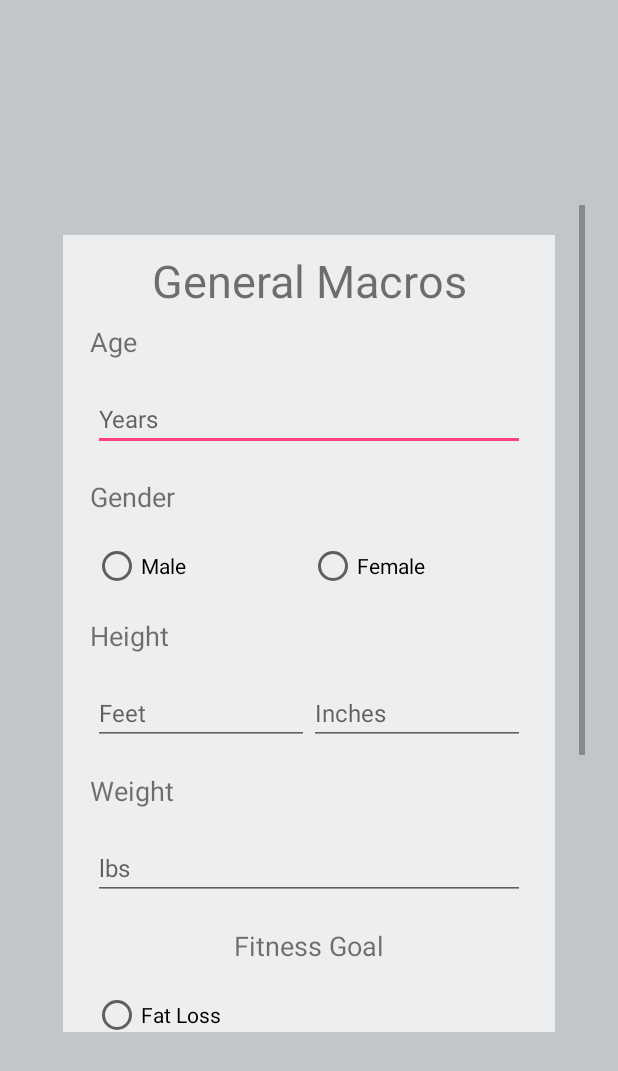
After one commit to thejosecolmenero/SimpleMacros, an Android app: the Macros screen opened directly, with no data from a screen before it, on a phone screen of 412 x 824 dp. The commit adds this screen. Shown: the top 1071 px of the screen. Run offline under Robolectric (Android 15) with nearby library versions, the phone set to English and light mode, and no system bars.

Commit message:
initial GUI for Macro & BMR page completed

```diff
--- a/app/src/main/AndroidManifest.xml
+++ b/app/src/main/AndroidManifest.xml
@@ -16,6 +16,9 @@
                 <category android:name="android.intent.category.LAUNCHER" />
             </intent-filter>
         </activity>
+        <activity android:name=".BMR" />
+        <activity android:name=".Keto" />
+        <activity android:name=".Macros"></activity>
     </application>
 
 </manifest>
--- a/app/src/main/java/com/jose/simplemacros/DetailsFragment.java
+++ /dev/null
@@ -1,29 +0,0 @@
-package com.jose.simplemacros;
-
-
-import android.os.Bundle;
-import android.app.Fragment;
-import android.view.LayoutInflater;
-import android.view.View;
-import android.view.ViewGroup;
-
-
-/**
- * A simple {@link Fragment} subclass.
- */
-public class DetailsFragment extends Fragment {
-
-
-    public DetailsFragment() {
-        // Required empty public constructor
-    }
-
-
-    @Override
-    public View onCreateView(LayoutInflater inflater, ViewGroup container,
-                             Bundle savedInstanceState) {
-        // Inflate the layout for this fragment
-        return inflater.inflate(R.layout.fragment_details, container, false);
-    }
-
-}
--- /dev/null
+++ b/app/src/main/java/com/jose/simplemacros/Keto.java
@@ -0,0 +1,13 @@
+package com.jose.simplemacros;
+
+import android.support.v7.app.AppCompatActivity;
+import android.os.Bundle;
+
+public class Keto extends AppCompatActivity {
+
+    @Override
+    protected void onCreate(Bundle savedInstanceState) {
+        super.onCreate(savedInstanceState);
+        setContentView(R.layout.activity_keto);
+    }
+}
--- /dev/null
+++ b/app/src/main/java/com/jose/simplemacros/Macros.java
@@ -0,0 +1,13 @@
+package com.jose.simplemacros;
+
+import android.support.v7.app.AppCompatActivity;
+import android.os.Bundle;
+
+public class Macros extends AppCompatActivity {
+
+    @Override
+    protected void onCreate(Bundle savedInstanceState) {
+        super.onCreate(savedInstanceState);
+        setContentView(R.layout.activity_macros);
+    }
+}
--- a/app/src/main/java/com/jose/simplemacros/MainActivity.java
+++ b/app/src/main/java/com/jose/simplemacros/MainActivity.java
@@ -1,7 +1,9 @@
 package com.jose.simplemacros;
 
+import android.content.Intent;
 import android.support.v7.app.AppCompatActivity;
 import android.os.Bundle;
+import android.view.View;
 
 public class MainActivity extends AppCompatActivity {
 
@@ -10,4 +12,23 @@ public class MainActivity extends AppCompatActivity {
         super.onCreate(savedInstanceState);
         setContentView(R.layout.activity_main);
     }
+
+    public void calc_bmr(View view){
+        Intent intent = new Intent(MainActivity.this, BMR.class);
+        startActivity(intent);
+    }
+
+
+    public void calc_macros(View view){
+        Intent intent = new Intent(MainActivity.this, Macros.class);
+        startActivity(intent);
+    }
+/*
+    public void calc_keto(View view){
+        Intent intent = new Intent(FromActivity.this, ToActivity.class);
+        startActivity(intent);
+    }
+    */
+
+
 }
--- /dev/null
+++ b/app/src/main/res/layout/activity_keto.xml
@@ -0,0 +1,9 @@
+<?xml version="1.0" encoding="utf-8"?>
+<android.support.constraint.ConstraintLayout xmlns:android="http://schemas.android.com/apk/res/android"
+    xmlns:app="http://schemas.android.com/apk/res-auto"
+    xmlns:tools="http://schemas.android.com/tools"
+    android:layout_width="match_parent"
+    android:layout_height="match_parent"
+    tools:context="com.jose.simplemacros.Keto">
+
+</android.support.constraint.ConstraintLayout>
--- /dev/null
+++ b/app/src/main/res/layout/activity_macros.xml
@@ -0,0 +1,228 @@
+<?xml version="1.0" encoding="utf-8"?>
+<android.support.constraint.ConstraintLayout xmlns:android="http://schemas.android.com/apk/res/android"
+    xmlns:app="http://schemas.android.com/apk/res-auto"
+    xmlns:tools="http://schemas.android.com/tools"
+    android:layout_width="match_parent"
+    android:layout_height="match_parent"
+    android:background="#c3c6c9"
+    tools:context="com.jose.simplemacros.Macros">
+
+    <ScrollView
+        android:layout_width="368dp"
+        android:layout_height="551dp"
+        android:layout_marginBottom="8dp"
+        android:layout_marginEnd="8dp"
+        android:layout_marginStart="8dp"
+        android:layout_marginTop="8dp"
+        app:layout_constraintBottom_toBottomOf="parent"
+        app:layout_constraintEnd_toEndOf="parent"
+        app:layout_constraintStart_toStartOf="parent"
+        app:layout_constraintTop_toTopOf="parent">
+
+        <LinearLayout
+            android:layout_width="match_parent"
+            android:layout_height="wrap_content"
+            android:layout_margin="20dp"
+            android:background="#edeeef"
+            android:orientation="vertical"
+            android:padding="10dp"
+            app:layout_constraintBottom_toBottomOf="parent"
+            app:layout_constraintEnd_toEndOf="parent"
+            app:layout_constraintStart_toStartOf="parent"
+            app:layout_constraintTop_toTopOf="parent">
+
+            <TextView
+                android:id="@+id/textView3"
+                android:layout_width="match_parent"
+                android:layout_height="wrap_content"
+                android:text="General Macros"
+                android:textAlignment="center"
+                android:textSize="30sp" />
+
+            <TextView
+                android:id="@+id/textView4"
+                android:layout_width="match_parent"
+                android:layout_height="wrap_content"
+                android:layout_margin="8dp"
+                android:text="Age"
+                android:textSize="18sp" />
+
+            <EditText
+                android:id="@+id/editText"
+                android:layout_width="match_parent"
+                android:layout_height="wrap_content"
+                android:layout_margin="10dp"
+                android:ems="10"
+                android:hint="Years"
+                android:inputType="number"
+                android:textSize="16sp" />
+
+            <TextView
+                android:id="@+id/textView7"
+                android:layout_width="match_parent"
+                android:layout_height="wrap_content"
+                android:layout_margin="8dp"
+                android:text="Gender"
+                android:textSize="18sp" />
+
+            <RadioGroup
+                android:layout_width="match_parent"
+                android:layout_height="wrap_content"
+                android:layout_margin="10dp"
+                android:orientation="horizontal">
+
+                <RadioButton
+                    android:id="@+id/radioButton6"
+                    android:layout_width="match_parent"
+                    android:layout_height="wrap_content"
+                    android:layout_weight="1"
+                    android:text="Male" />
+
+                <RadioButton
+                    android:id="@+id/radioButton5"
+                    android:layout_width="match_parent"
+                    android:layout_height="wrap_content"
+                    android:layout_weight="1"
+                    android:text="Female" />
+
+            </RadioGroup>
+
+            <TextView
+                android:id="@+id/textView5"
+                android:layout_width="match_parent"
+                android:layout_height="wrap_content"
+                android:layout_margin="8dp"
+                android:text="Height"
+                android:textAlignment="viewStart"
+                android:textSize="18sp" />
+
+            <LinearLayout
+                android:layout_width="match_parent"
+                android:layout_height="wrap_content"
+                android:layout_margin="10dp"
+                android:orientation="horizontal">
+
+                <EditText
+                    android:layout_width="wrap_content"
+                    android:layout_height="wrap_content"
+                    android:layout_weight="1"
+                    android:ems="10"
+                    android:hint="Feet"
+                    android:inputType="number"
+                    android:textSize="16sp" />
+
+                <EditText
+                    android:id="@+id/editText3"
+                    android:layout_width="wrap_content"
+                    android:layout_height="wrap_content"
+                    android:layout_weight="1"
+                    android:ems="10"
+                    android:hint="Inches"
+                    android:inputType="number"
+                    android:textSize="16sp" />
+            </LinearLayout>
+
+            <TextView
+                android:id="@+id/textView6"
+                android:layout_width="match_parent"
+                android:layout_height="wrap_content"
+                android:layout_margin="8dp"
+                android:text="Weight"
+                android:textAlignment="viewStart"
+                android:textSize="18sp" />
+
+            <EditText
+                android:id="@+id/editText4"
+                android:layout_width="match_parent"
+                android:layout_height="wrap_content"
+                android:layout_margin="10dp"
+                android:ems="10"
+                android:hint="lbs"
+                android:inputType="number"
+                android:textSize="16sp" />
+
+            <TextView
+                android:id="@+id/textView"
+                android:layout_width="match_parent"
+                android:layout_height="wrap_content"
+                android:layout_margin="8dp"
+                android:text="Fitness Goal"
+                android:textAlignment="center"
+                android:textSize="18sp" />
+
+            <RadioGroup
+                android:layout_width="match_parent"
+                android:layout_height="match_parent"
+                android:layout_margin="10dp">
+
+                <RadioButton
+                    android:id="@+id/radioButton"
+                    android:layout_width="wrap_content"
+                    android:layout_height="wrap_content"
+                    android:layout_weight="1"
+                    android:text="Fat Loss" />
+
+                <RadioButton
+                    android:id="@+id/radioButton2"
+                    android:layout_width="wrap_content"
+                    android:layout_height="wrap_content"
+                    android:layout_weight="1"
+                    android:text="Maintenance" />
+
+                <RadioButton
+                    android:id="@+id/radioButton3"
+                    android:layout_width="wrap_content"
+                    android:layout_height="wrap_content"
+                    android:layout_weight="1"
+                    android:text="Build Muscle" />
+            </RadioGroup>
+
+            <TextView
+                android:id="@+id/textView8"
+                android:layout_width="match_parent"
+                android:layout_height="wrap_content"
+                android:layout_margin="8dp"
+                android:layout_weight="1"
+                android:text="Level of Activity"
+                android:textAlignment="center"
+                android:textSize="18sp" />
+
+            <RadioGroup
+                android:layout_width="match_parent"
+                android:layout_height="match_parent"
+                android:layout_margin="10dp">
+
+                <RadioButton
+                    android:id="@+id/radioButton4"
+                    android:layout_width="wrap_content"
+                    android:layout_height="wrap_content"
+                    android:layout_weight="1"
+                    android:text="Lightly active " />
+
+                <RadioButton
+                    android:id="@+id/radioButton7"
+                    android:layout_width="wrap_content"
+                    android:layout_height="wrap_content"
+                    android:layout_weight="1"
+                    android:text="Moderately active" />
+
+                <RadioButton
+                    android:id="@+id/radioButton8"
+                    android:layout_width="wrap_content"
+                    android:layout_height="wrap_content"
+                    android:layout_weight="1"
+                    android:text="Very active" />
+
+                <RadioButton
+                    android:id="@+id/radioButton9"
+                    android:layout_width="wrap_content"
+                    android:layout_height="wrap_content"
+                    android:layout_weight="1"
+                    android:text="Extra active" />
+            </RadioGroup>
+
+        </LinearLayout>
+
+    </ScrollView>
+
+</android.support.constraint.ConstraintLayout>
--- a/app/src/main/res/layout/activity_main.xml
+++ b/app/src/main/res/layout/activity_main.xml
@@ -56,6 +56,7 @@
             android:clickable="true"
             android:focusable="auto"
             android:focusableInTouchMode="false"
+            android:onClick="calc_bmr"
             android:text="Basal Metablic Rate"
             android:textColor="#FFFFFF"
             android:textSize="20sp"
@@ -75,6 +76,7 @@
             android:clickable="true"
             android:focusable="auto"
             android:focusableInTouchMode="false"
+            android:onClick="calc_macros"
             android:text="General Macros"
             android:textColor="#FFFFFF"
             android:textSize="20sp"
@@ -94,6 +96,7 @@
             android:clickable="true"
             android:focusable="auto"
             android:focusableInTouchMode="false"
+            android:onClick="calc_keto"
             android:text="Keto Diet"
             android:textColor="#FFFFFF"
             android:textSize="20sp"
--- a/app/src/main/res/layout/fragment_details.xml
+++ /dev/null
@@ -1,13 +0,0 @@
-<FrameLayout xmlns:android="http://schemas.android.com/apk/res/android"
-    xmlns:tools="http://schemas.android.com/tools"
-    android:layout_width="match_parent"
-    android:layout_height="match_parent"
-    tools:context="com.jose.simplemacros.DetailsFragment">
-
-    <!-- TODO: Update blank fragment layout -->
-    <TextView
-        android:layout_width="match_parent"
-        android:layout_height="match_parent"
-        android:text="@string/hello_blank_fragment" />
-
-</FrameLayout>
```
